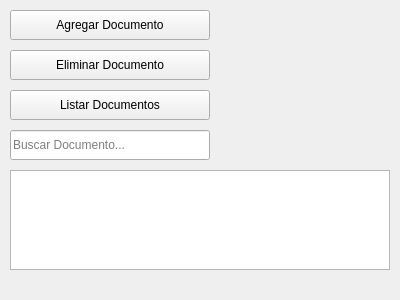
The window that MainWindow.ui (GldnBolt/P3_ABlanco_PMendez_FPicado_JMora) describes before a commit, drawn with Qt 5.
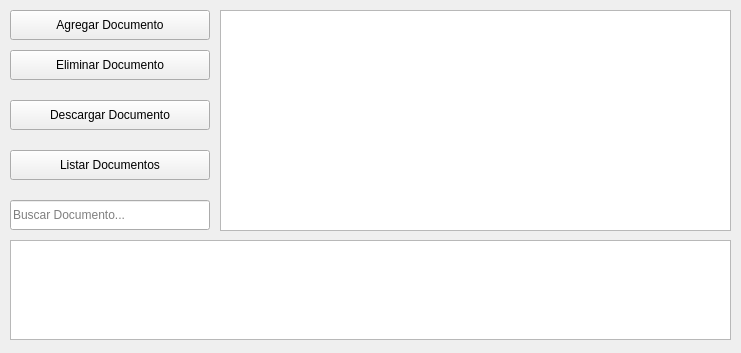
The same window after the commit.

```diff
--- a/MainWindow.ui
+++ b/MainWindow.ui
@@ -6,8 +6,8 @@
       <rect>
         <x>0</x>
         <y>0</y>
-        <width>400</width>
-        <height>300</height>
+    <width>741</width>
+    <height>353</height>
       </rect>
     </property>
     <widget class="QPushButton" name="btnAdd">
@@ -40,7 +40,7 @@
       <property name="geometry">
         <rect>
           <x>10</x>
-          <y>90</y>
+     <y>150</y>
           <width>200</width>
           <height>30</height>
         </rect>
@@ -53,7 +53,7 @@
       <property name="geometry">
         <rect>
           <x>10</x>
-          <y>130</y>
+     <y>200</y>
           <width>200</width>
           <height>30</height>
         </rect>
@@ -66,12 +66,35 @@
       <property name="geometry">
         <rect>
           <x>10</x>
-          <y>170</y>
-          <width>380</width>
+     <y>240</y>
+     <width>721</width>
           <height>100</height>
         </rect>
       </property>
     </widget>
+  <widget class="QTableWidget" name="raidStatusTable">
+   <property name="geometry">
+    <rect>
+     <x>220</x>
+     <y>10</y>
+     <width>511</width>
+     <height>221</height>
+    </rect>
+   </property>
+  </widget>
+  <widget class="QPushButton" name="btnDownload">
+   <property name="geometry">
+    <rect>
+     <x>10</x>
+     <y>100</y>
+     <width>200</width>
+     <height>30</height>
+    </rect>
+   </property>
+   <property name="text">
+    <string>Descargar Documento</string>
+   </property>
+  </widget>
   </widget>
   <resources/>
   <connections/>
```
Lines whose indentation alone changed are shown as unchanged.
